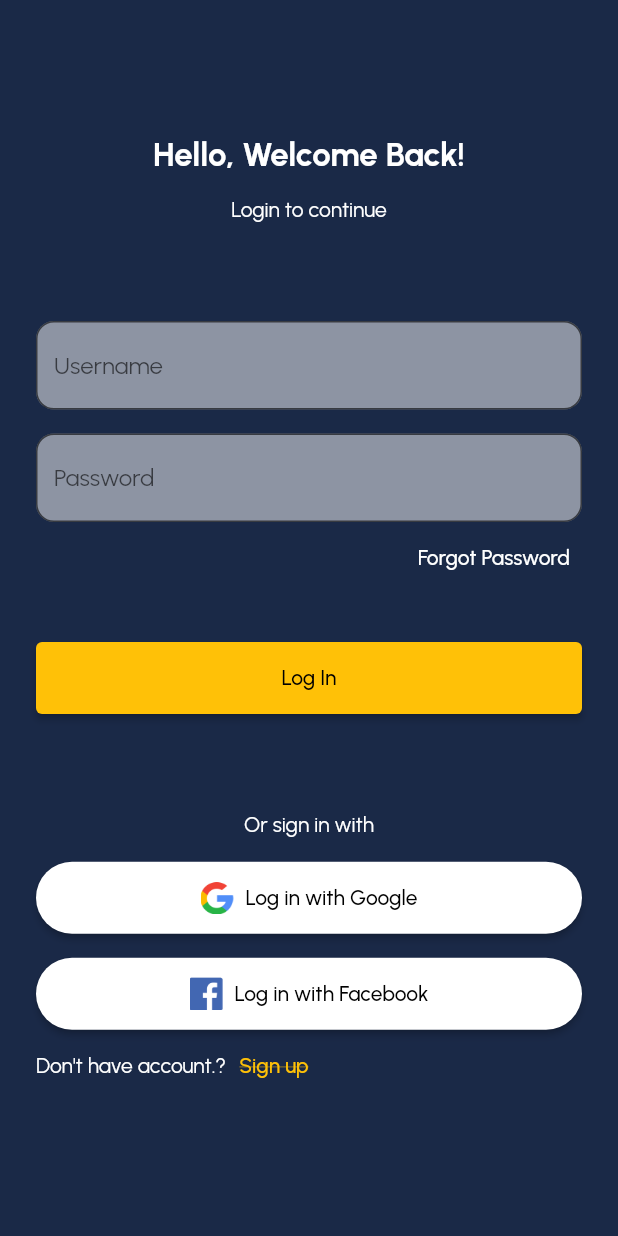
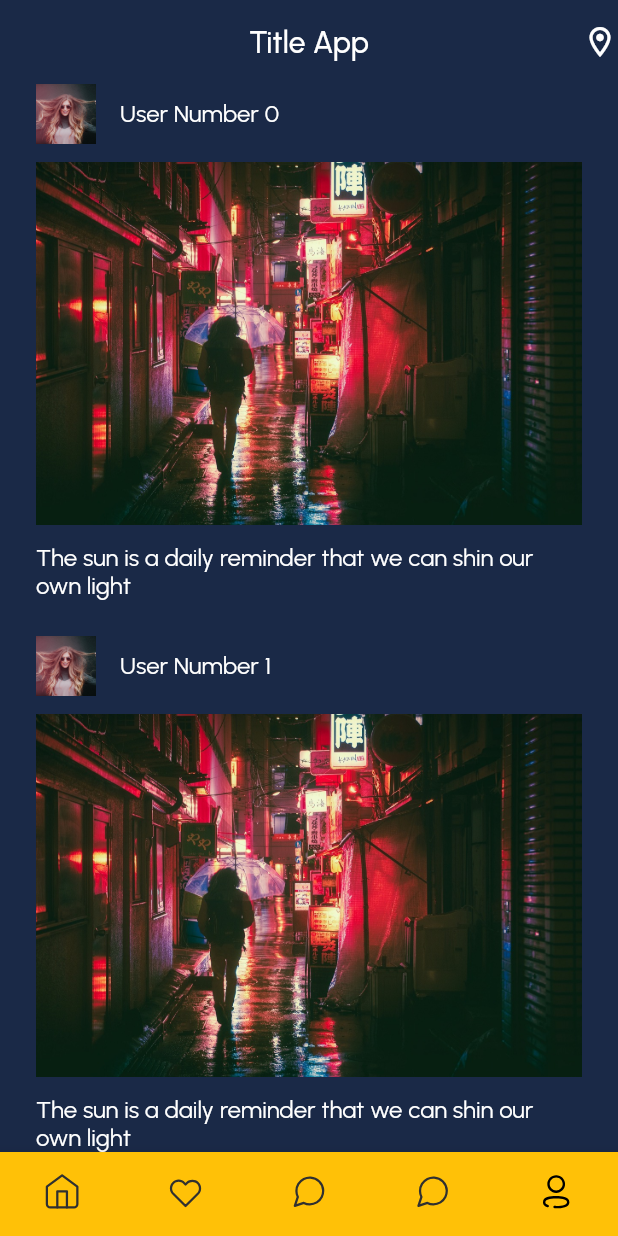
Before and after one commit to HumaCode/Course-App-Flutter-, a Flutter app: the screen it shows after launch, after a tap on "Log In", on a phone screen of 412 x 824 dp. Run offline on Flutter 3.47's test engine with Material 2 defaults, Android fonts, the phone set to English and light mode, and no system bars; our stand-ins replace flutter_svg; project files that could hold a hidden picture were left out.

Commit message:
membuat halaman home & bottom navigation

```diff
--- /dev/null
+++ b/lib/components/post_item.dart
@@ -0,0 +1,39 @@
+import 'package:course_app_flutter/styles/app_text.dart';
+import 'package:flutter/material.dart';
+
+class PostItem extends StatelessWidget {
+  final String user;
+  const PostItem({super.key, required this.user});
+
+  @override
+  Widget build(BuildContext context) {
+    return Padding(
+      padding: const EdgeInsets.symmetric(horizontal: 24),
+      child: Column(
+        children: [
+          Row(
+            children: [
+              Image.asset(
+                'assets/temp/user1.png',
+                width: 40,
+                height: 40,
+              ),
+              const SizedBox(width: 16),
+              Text(
+                user,
+                style: AppText.subtitle3,
+              ),
+            ],
+          ),
+          const SizedBox(height: 12),
+          Image.asset('assets/temp/post1.jpg'),
+          const SizedBox(height: 12),
+          const Text(
+            'The sun is a daily reminder that we can shin our own light',
+            style: AppText.subtitle3,
+          ),
+        ],
+      ),
+    );
+  }
+}
--- a/lib/main.dart
+++ b/lib/main.dart
@@ -1,4 +1,6 @@
-import 'package:course_app_flutter/login_page.dart';
+import 'package:course_app_flutter/pages/home_page.dart';
+import 'package:course_app_flutter/pages/login_page.dart';
+import 'package:course_app_flutter/pages/main_page.dart';
 import 'package:course_app_flutter/styles/app_color.dart';
 import 'package:flutter/material.dart';
 
@@ -16,8 +18,14 @@ class MyApp extends StatelessWidget {
       theme: ThemeData(
         fontFamily: 'Urbanist',
         scaffoldBackgroundColor: AppColors.background,
+        brightness: Brightness.dark,
       ),
-      home: const LoginPage(),
+      initialRoute: '/',
+      routes: {
+        '/': (context) => const LoginPage(),
+        '/home': (context) => HomePage(),
+        '/main': (context) => const MainPage(),
+      },
     );
   }
 }
--- /dev/null
+++ b/lib/pages/home_page.dart
@@ -0,0 +1,42 @@
+import 'package:course_app_flutter/components/post_item.dart';
+import 'package:course_app_flutter/styles/app_color.dart';
+import 'package:flutter/material.dart';
+
+class HomePage extends StatelessWidget {
+  HomePage({super.key});
+
+  List<String> users = [];
+
+  @override
+  Widget build(BuildContext context) {
+    mockUsersFromServer();
+    return Scaffold(
+      appBar: AppBar(
+        backgroundColor: AppColors.background,
+        elevation: 0,
+        title: const Text('Title App'),
+        centerTitle: true,
+        actions: const [
+          Icon(Icons.location_on_outlined),
+        ],
+      ),
+      body: ListView.separated(
+        itemBuilder: (context, index) {
+          return PostItem(
+            user: users[index],
+          );
+        },
+        itemCount: users.length,
+        separatorBuilder: (BuildContext context, int index) {
+          return const SizedBox(height: 24);
+        },
+      ),
+    );
+  }
+
+  mockUsersFromServer() {
+    for (var i = 0; i < 1000; i++) {
+      users.add('User Number $i');
+    }
+  }
+}
--- a/lib/login_page.dart
+++ b/lib/pages/login_page.dart
@@ -70,7 +70,9 @@ class LoginPage extends StatelessWidget {
                   height: 48,
                   width: double.infinity,
                   child: ElevatedButton(
-                    onPressed: () {},
+                    onPressed: () {
+                      Navigator.of(context).pushReplacementNamed('/main');
+                    },
                     style: ElevatedButton.styleFrom(
                       backgroundColor: Colors.amber,
                       foregroundColor: Colors.black,
--- /dev/null
+++ b/lib/pages/main_page.dart
@@ -0,0 +1,71 @@
+import 'package:course_app_flutter/pages/home_page.dart';
+import 'package:flutter/material.dart';
+import 'package:flutter_svg/flutter_svg.dart';
+
+class MainPage extends StatefulWidget {
+  const MainPage({super.key});
+
+  @override
+  State<MainPage> createState() => _MainPageState();
+}
+
+class _MainPageState extends State<MainPage> {
+  int currentIndex = 0;
+
+  @override
+  Widget build(BuildContext context) {
+    return Scaffold(
+      body: pages[currentIndex],
+      bottomNavigationBar: BottomNavigationBar(
+        items: [
+          BottomNavigationBarItem(
+            icon: SvgPicture.asset('assets/svg/ic_home.svg'),
+            label: 'Home',
+          ),
+          BottomNavigationBarItem(
+            icon: SvgPicture.asset('assets/svg/ic_favorite.svg'),
+            label: 'Favorite',
+          ),
+          BottomNavigationBarItem(
+            icon: SvgPicture.asset('assets/svg/ic_messages.svg'),
+            label: 'Messages',
+          ),
+          BottomNavigationBarItem(
+            icon: SvgPicture.asset('assets/svg/ic_messages.svg'),
+            label: 'Messages',
+          ),
+          BottomNavigationBarItem(
+            icon: SvgPicture.asset('assets/svg/ic_user.svg'),
+            label: 'User',
+          ),
+        ],
+        currentIndex: currentIndex,
+        onTap: (index) {
+          setState(() {
+            currentIndex = index;
+          });
+        },
+        showSelectedLabels: false,
+        showUnselectedLabels: false,
+        backgroundColor: Colors.amber,
+        type: BottomNavigationBarType.fixed,
+      ),
+    );
+  }
+
+  final pages = [
+    HomePage(),
+    const Center(
+      child: Text('Favorite'),
+    ),
+    const Center(
+      child: Text('Add Post'),
+    ),
+    const Center(
+      child: Text('Messages'),
+    ),
+    const Center(
+      child: Text('User'),
+    ),
+  ];
+}
--- /dev/null
+++ b/lib/styles/app_text.dart
@@ -0,0 +1,32 @@
+import 'package:flutter/material.dart';
+
+class AppText {
+  static const header1 = TextStyle(
+    fontSize: 24,
+    fontWeight: FontWeight.w900,
+  );
+  static const header2 = TextStyle(
+    fontSize: 24,
+    fontWeight: FontWeight.w600,
+  );
+  static const subtitle1 = TextStyle(
+    fontSize: 16,
+    fontWeight: FontWeight.w600,
+  );
+  static const subtitle2 = TextStyle(
+    fontSize: 16,
+    fontWeight: FontWeight.w500,
+  );
+  static const subtitle3 = TextStyle(
+    fontSize: 16,
+    fontWeight: FontWeight.w400,
+  );
+  static const body1 = TextStyle(
+    fontSize: 14,
+    fontWeight: FontWeight.w500,
+  );
+  static const body2 = TextStyle(
+    fontSize: 14,
+    fontWeight: FontWeight.w400,
+  );
+}
--- a/pubspec.yaml
+++ b/pubspec.yaml
@@ -34,6 +34,7 @@ dependencies:
   # The following adds the Cupertino Icons font to your application.
   # Use with the CupertinoIcons class for iOS style icons.
   cupertino_icons: ^1.0.2
+  flutter_svg: ^2.0.5
 
 dev_dependencies:
   flutter_test:
@@ -59,6 +60,8 @@ flutter:
   # To add assets to your application, add an assets section, like this:
   assets:
     - assets/images/
+    - assets/temp/
+    - assets/svg/
   #   - images/a_dot_ham.jpeg
 
   # An image asset can refer to one or more resolution-specific "variants", see
```
Also changed, not shown: assets/svg/ic_add.svg (added), assets/svg/ic_favorite.svg (added), assets/svg/ic_home.svg (added), assets/svg/ic_location.svg (added), assets/svg/ic_messages.svg (added), assets/svg/ic_user.svg (added), assets/temp/post1.jpg (added), assets/temp/user1.png (added), pubspec.lock.
